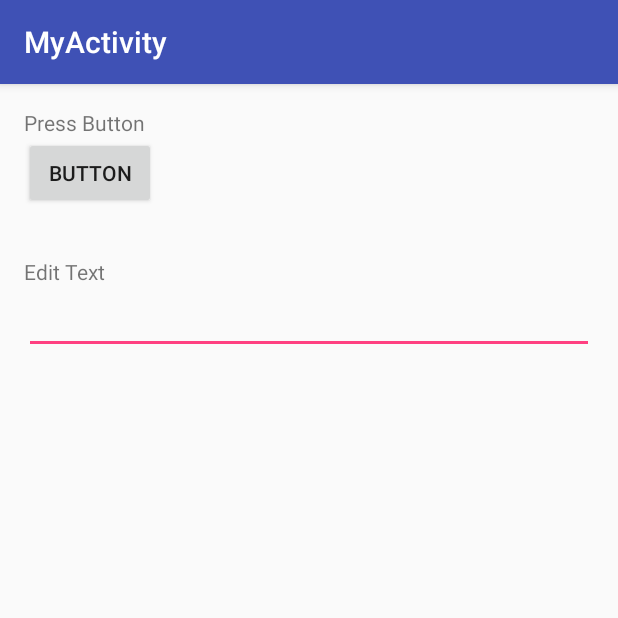
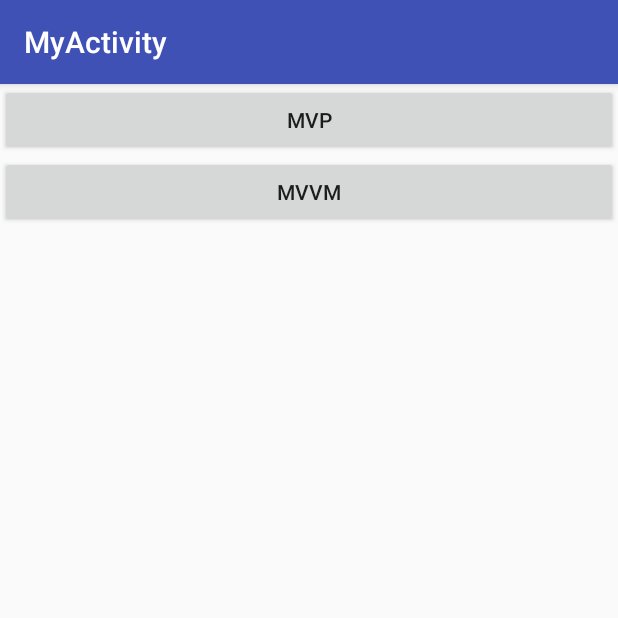
Before and after one commit to lavruk/android-passive-view, an Android app: the screen it shows after launch (MyActivity before the commit, MainActivity after it), on a phone screen of 412 x 824 dp, the top half of it. Run offline under Robolectric (Android 15) with nearby library versions, the phone set to English and light mode, and no system bars.

Commit message:
Added MVVM example

```diff
--- a/MyActivity/app/src/main/AndroidManifest.xml
+++ b/MyActivity/app/src/main/AndroidManifest.xml
@@ -1,6 +1,6 @@
 <?xml version="1.0" encoding="utf-8"?>
 <manifest xmlns:android="http://schemas.android.com/apk/res/android"
-    package="com.lookout.sample.mvp" >
+    package="com.lookout.sample" >
 
     <application
         android:allowBackup="true"
@@ -8,13 +8,15 @@
         android:label="@string/app_name"
         android:supportsRtl="true"
         android:theme="@style/AppTheme" >
-        <activity android:name=".MyActivity" >
+        <activity android:name=".MainActivity" >
             <intent-filter>
                 <action android:name="android.intent.action.MAIN" />
 
                 <category android:name="android.intent.category.LAUNCHER" />
             </intent-filter>
         </activity>
+        <activity android:name=".mvp.MvpActivity" />
+        <activity android:name=".mvvm.MvvmActivity" />
     </application>
 
 </manifest>
--- /dev/null
+++ b/MyActivity/app/src/main/java/com/lookout/sample/MainActivity.java
@@ -0,0 +1,43 @@
+package com.lookout.sample;
+
+import android.content.Intent;
+import android.os.Bundle;
+import android.support.annotation.Nullable;
+import android.support.v7.app.AppCompatActivity;
+import android.view.View;
+import android.widget.Button;
+import android.widget.LinearLayout;
+
+import com.lookout.sample.mvp.MvpActivity;
+import com.lookout.sample.mvvm.MvvmActivity;
+
+public class MainActivity extends AppCompatActivity {
+
+    @Override
+    protected void onCreate(@Nullable Bundle savedInstanceState) {
+        super.onCreate(savedInstanceState);
+
+        LinearLayout linearLayout = new LinearLayout(this);
+        linearLayout.setOrientation(LinearLayout.VERTICAL);
+        setContentView(linearLayout);
+
+        final Button mvpButton = new Button(this);
+        mvpButton.setText("MVP");
+        mvpButton.setOnClickListener(new View.OnClickListener() {
+            @Override public void onClick(View v) {
+                startActivity(new Intent(MainActivity.this, MvpActivity.class));
+            }
+        });
+        linearLayout.addView(mvpButton);
+
+        final Button mvvmButton = new Button(this);
+        mvvmButton.setText("MVVM");
+        mvvmButton.setOnClickListener(new View.OnClickListener() {
+            @Override public void onClick(View v) {
+                startActivity(new Intent(MainActivity.this, MvvmActivity.class));
+            }
+        });
+        linearLayout.addView(mvvmButton);
+
+    }
+}
--- a/MyActivity/app/src/main/java/com/lookout/sample/mvp/MyActivity.java
+++ /dev/null
@@ -1,49 +0,0 @@
-package com.lookout.sample.mvp;
-
-import android.support.v7.app.AppCompatActivity;
-import android.os.Bundle;
-import android.text.Editable;
-import android.text.TextWatcher;
-import android.view.MotionEvent;
-import android.view.View;
-import android.widget.Button;
-import android.widget.CheckBox;
-import android.widget.CompoundButton;
-import android.widget.EditText;
-import android.widget.ProgressBar;
-import android.widget.RadioGroup;
-import android.widget.TextView;
-
-public class MyActivity extends AppCompatActivity {
-
-    @Override
-    protected void onCreate(Bundle savedInstanceState) {
-        super.onCreate(savedInstanceState);
-        setContentView(R.layout.activity_my);
-
-        findViewById(R.id.button).setOnTouchListener(new View.OnTouchListener() {
-            @Override
-            public boolean onTouch(View v, MotionEvent event) {
-                ((TextView) findViewById(R.id.textView)).setText("Button Pressed!");
-                return false;
-            }
-        });
-
-        ((EditText)findViewById(R.id.editText)).addTextChangedListener(new TextWatcher() {
-            @Override
-            public void beforeTextChanged(CharSequence s, int start, int count, int after) {
-
-            }
-
-            @Override
-            public void onTextChanged(CharSequence s, int start, int before, int count) {
-                ((TextView) findViewById(R.id.textView2)).setText("Edited: " + s);
-            }
-
-            @Override
-            public void afterTextChanged(Editable s) {
-
-            }
-        });
-    }
-}
--- /dev/null
+++ b/MyActivity/app/src/main/java/com/lookout/sample/mvp/Screen.java
@@ -0,0 +1,6 @@
+package com.lookout.sample.mvp;
+
+public interface Screen {
+    void setTextForButton(String text);
+    void setChangedText(String text);
+}
--- a/MyActivity/app/src/main/res/layout/activity_my.xml
+++ b/MyActivity/app/src/main/res/layout/activity_my.xml
@@ -4,34 +4,40 @@
     xmlns:tools="http://schemas.android.com/tools"
     android:layout_width="match_parent"
     android:layout_height="match_parent"
+    android:paddingBottom="@dimen/activity_vertical_margin"
     android:paddingLeft="@dimen/activity_horizontal_margin"
     android:paddingRight="@dimen/activity_horizontal_margin"
-    android:paddingTop="@dimen/activity_vertical_margin"
-    android:paddingBottom="@dimen/activity_vertical_margin"
-    tools:context=".MyActivity">
+    android:paddingTop="@dimen/activity_vertical_margin">
 
     <TextView
-        android:text="Press Button"
-        android:layout_width="wrap_content"
-        android:layout_height="wrap_content" android:id="@+id/textView"/>
-    <Button
+        android:id="@+id/textView"
         android:layout_width="wrap_content"
         android:layout_height="wrap_content"
-        android:text="Button"
-        android:id="@+id/button" android:layout_below="@+id/textView"
-        android:layout_alignParentStart="true"/>
-    <EditText
+        android:text="Press Button"/>
+
+    <Button
+        android:id="@+id/button"
         android:layout_width="wrap_content"
         android:layout_height="wrap_content"
+        android:layout_alignParentStart="true"
+        android:layout_below="@+id/textView"
+        android:text="Button"/>
+
+    <EditText
         android:id="@+id/editText"
-        android:layout_below="@+id/textView2" android:layout_alignParentStart="true"
-        android:layout_alignParentEnd="true"/>
-    <TextView
         android:layout_width="wrap_content"
         android:layout_height="wrap_content"
-        android:textAppearance="?android:attr/textAppearanceSmall"
+        android:layout_alignParentEnd="true"
+        android:layout_alignParentStart="true"
+        android:layout_below="@+id/textView2"/>
+
+    <TextView
+        android:id="@+id/textView2"
+        android:layout_width="wrap_content"
+        android:layout_height="wrap_content"
+        android:layout_alignParentStart="true"
+        android:layout_below="@+id/button"
+        android:layout_marginTop="32dp"
         android:text="Edit Text"
-        android:id="@+id/textView2"
-        android:layout_below="@+id/button" android:layout_alignParentStart="true"
-        android:layout_marginTop="32dp"/>
+        android:textAppearance="?android:attr/textAppearanceSmall"/>
 </RelativeLayout>
--- a/MyActivity/build.gradle
+++ b/MyActivity/build.gradle
@@ -9,6 +9,7 @@ buildscript {
 
         // NOTE: Do not place your application dependencies here; they belong
         // in the individual module build.gradle files
+        classpath 'me.tatarka:gradle-retrolambda:3.2.3'
     }
 }
 
```
Also changed, not shown: MyActivity/app/build.gradle (+7 -0 lines), MyActivity/app/src/main/java/com/lookout/sample/mvp/MvpActivity.java (added, +52 -0 lines), MyActivity/app/src/main/java/com/lookout/sample/mvp/Presenter.java (added, +24 -0 lines), MyActivity/app/src/main/java/com/lookout/sample/mvvm/MvvmActivity.java (added, +60 -0 lines), MyActivity/app/src/main/java/com/lookout/sample/mvvm/ViewModel.java (added, +36 -0 lines), 3 other files.
